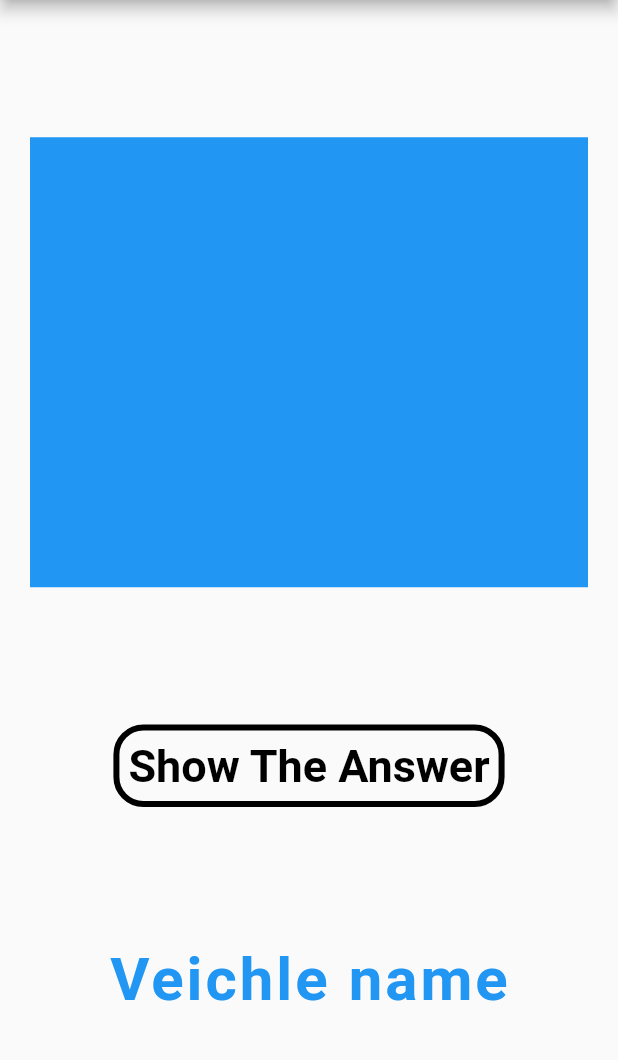
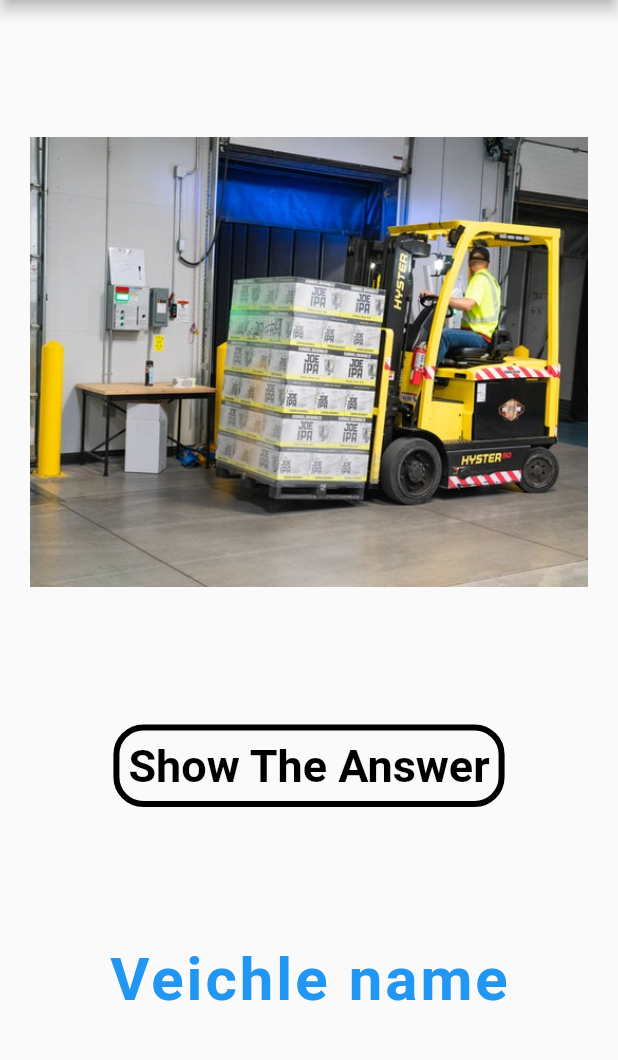
Before and after one commit to SyahrulRamadhani21/TembakGambar, a Flutter app: the screen it shows after launch, on a phone screen of 412 x 824 dp, the part 84-1144 px from its top. Run offline on Flutter 3.47's test engine with Material 2 defaults, Android fonts, the phone set to English and light mode, and no system bars.

Commit message:
Nambahin Gambar

```diff
--- a/lib/main.dart
+++ b/lib/main.dart
@@ -28,6 +28,18 @@ class MyHomePage extends StatefulWidget {
 
 class _MyHomePageState extends State<MyHomePage> {
 
+  List<String> veichelnames =[
+    'elevate',
+    'excavator',
+    'helikopter',
+    'kapal',
+    'kereta',
+    'mobil',
+    'motor',
+    'pesawat',
+    'sepeda',
+    'truk',
+  ];
   String currentVichacleName ='Veichle name';
 
 
@@ -45,10 +57,11 @@ class _MyHomePageState extends State<MyHomePage> {
           children: <Widget>[
             Padding(
               padding: const EdgeInsets.fromLTRB(20.0, 0, 20.0, 0),
-              child: Container(
-              height: 300,
-              color: Colors.blue,
-              ),
+              child: Image.asset(
+                'assets/images/${veichelnames[0]}.jpg',
+                height: 300,
+                fit: BoxFit.fitHeight,
+              )
             ),
             OutlineButton(
               padding: EdgeInsets.all(10.0),
--- a/pubspec.yaml
+++ b/pubspec.yaml
@@ -39,7 +39,8 @@ flutter:
   # included with your application, so that you can use the icons in
   # the material Icons class.
   uses-material-design: true
-
+  assets:
+    - assets/images/
   # To add assets to your application, add an assets section, like this:
   # assets:
   #  - images/a_dot_burr.jpeg
```
Also changed, not shown: assets/images/Kapal.jpg (added), assets/images/elevate.jpg (added), assets/images/excavator.jpg (added), assets/images/helikopter.jpg (added), assets/images/kereta.jpg (added), assets/images/mobil.jpg (added), assets/images/motor.jpg (added), assets/images/pesawat.jpg (added), assets/images/sepeda.jpg (added), assets/images/truk.jpg (added).
